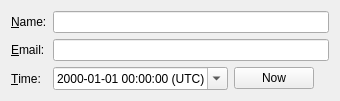
weblate/gitfourchette, file gitfourchette/forms/signatureform.ui: the form before one commit.
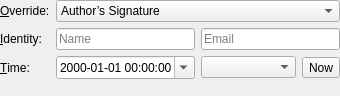
The form after the commit.

Commit message:
Revamp signature editor
- Combobox to specify which of the 2 signatures to override (or both)
- Timezone offset combobox
- Signature preview button

Diff of the .ui file:
```diff
--- a/gitfourchette/forms/signatureform.ui
+++ b/gitfourchette/forms/signatureform.ui
@@ -13,40 +13,64 @@
   <property name="windowTitle">
    <string>Signature</string>
   </property>
-  <property name="layoutDirection">
-   <enum>Qt::LeftToRight</enum>
-  </property>
   <layout class="QFormLayout" name="formLayout">
-   <property name="fieldGrowthPolicy">
-    <enum>QFormLayout::ExpandingFieldsGrow</enum>
+   <property name="leftMargin">
+    <number>0</number>
+   </property>
+   <property name="topMargin">
+    <number>0</number>
+   </property>
+   <property name="rightMargin">
+    <number>0</number>
+   </property>
+   <property name="bottomMargin">
+    <number>0</number>
    </property>
    <item row="0" column="0">
+    <widget class="QLabel" name="replaceLabel">
+     <property name="text">
+      <string>&amp;Override:</string>
+     </property>
+     <property name="buddy">
+      <cstring>replaceComboBox</cstring>
+     </property>
+    </widget>
+   </item>
+   <item row="1" column="0">
     <widget class="QLabel" name="nameLabel">
      <property name="text">
-      <string>&amp;Name:</string>
+      <string>&amp;Identity:</string>
      </property>
      <property name="buddy">
       <cstring>nameEdit</cstring>
      </property>
     </widget>
    </item>
-   <item row="0" column="1">
-    <widget class="QLineEdit" name="nameEdit"/>
-   </item>
-   <item row="1" column="0">
-    <widget class="QLabel" name="emailLabel">
-     <property name="text">
-      <string>&amp;Email:</string>
-     </property>
-     <property name="buddy">
-      <cstring>emailEdit</cstring>
-     </property>
-    </widget>
-   </item>
    <item row="1" column="1">
-    <widget class="QLineEdit" name="emailEdit"/>
+    <layout class="QHBoxLayout" name="identityLayout">
+     <item>
+      <widget class="QLineEdit" name="nameEdit">
+       <property name="toolTip">
+        <string>Name</string>
+       </property>
+       <property name="placeholderText">
+        <string>Name</string>
+       </property>
+      </widget>
+     </item>
+     <item>
+      <widget class="QLineEdit" name="emailEdit">
+       <property name="toolTip">
+        <string>Email</string>
+       </property>
+       <property name="placeholderText">
+        <string>Email</string>
+       </property>
+      </widget>
+     </item>
+    </layout>
    </item>
-   <item row="3" column="0">
+   <item row="2" column="0">
     <widget class="QLabel" name="timeLabel">
      <property name="text">
       <string>&amp;Time:</string>
@@ -56,15 +80,15 @@
      </property>
     </widget>
    </item>
-   <item row="3" column="1">
-    <layout class="QHBoxLayout" name="horizontalLayout">
+   <item row="2" column="1">
+    <layout class="QHBoxLayout" name="timeLayout">
      <item>
       <widget class="QDateTimeEdit" name="timeEdit">
        <property name="currentSection">
         <enum>QDateTimeEdit::YearSection</enum>
        </property>
        <property name="displayFormat">
-        <string notr="true">yyyy-MM-dd HH:mm:ss (t)</string>
+        <string notr="true">yyyy-MM-dd HH:mm:ss</string>
        </property>
        <property name="calendarPopup">
         <bool>true</bool>
@@ -75,7 +99,20 @@
       </widget>
      </item>
      <item>
-      <widget class="QPushButton" name="nowButton">
+      <widget class="QComboBox" name="offsetEdit">
+       <property name="toolTip">
+        <string>Offset from UTC</string>
+       </property>
+       <property name="editable">
+        <bool>false</bool>
+       </property>
+      </widget>
+     </item>
+     <item>
+      <widget class="QToolButton" name="nowButton">
+       <property name="toolTip">
+        <string>Set to current local time</string>
+       </property>
        <property name="text">
         <string>Now</string>
        </property>
@@ -83,6 +120,28 @@
      </item>
     </layout>
    </item>
+   <item row="0" column="1">
+    <widget class="QComboBox" name="replaceComboBox">
+     <property name="toolTip">
+      <string>&lt;p&gt;Two signatures are recorded in every commit – one for the author, and one for the committer. Select which signature you want to customize.</string>
+     </property>
+     <item>
+      <property name="text">
+       <string>Author’s Signature</string>
+      </property>
+     </item>
+     <item>
+      <property name="text">
+       <string>Committer’s Signature</string>
+      </property>
+     </item>
+     <item>
+      <property name="text">
+       <string>Both Signatures</string>
+      </property>
+     </item>
+    </widget>
+   </item>
   </layout>
  </widget>
  <tabstops>
```
Left out of the diff: 6 changed lines with no effect on the pictures. The commit also changes 8 other files.
